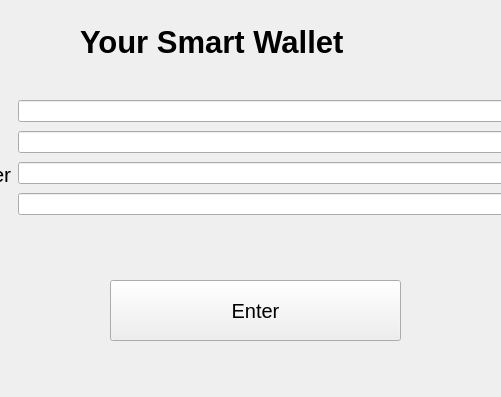
Above: WalletClient/mainwindow.ui from mirashanouda/SmartWallet before the change; both pictures show x 150 to 651 and y 0 to 397 of the 800 by 397 pixel window. Below: the same form after it.
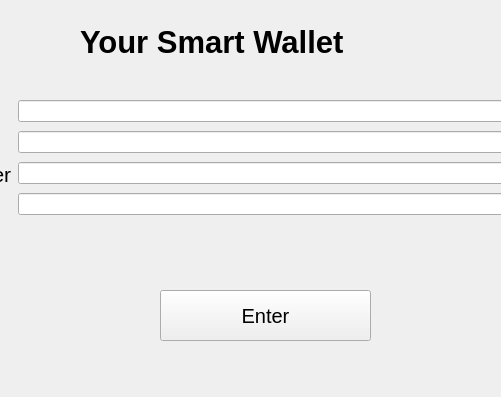
That is the form after the change.

```diff
--- a/WalletClient/mainwindow.ui
+++ b/WalletClient/mainwindow.ui
@@ -121,7 +121,7 @@
      <rect>
       <x>230</x>
       <y>20</y>
-      <width>312</width>
+      <width>341</width>
       <height>44</height>
      </rect>
     </property>
@@ -146,18 +146,12 @@
    <widget class="QPushButton" name="pushButton">
     <property name="geometry">
      <rect>
-      <x>260</x>
-      <y>280</y>
-      <width>291</width>
-      <height>61</height>
+      <x>310</x>
+      <y>290</y>
+      <width>211</width>
+      <height>51</height>
      </rect>
     </property>
-    <property name="sizePolicy">
-     <sizepolicy hsizetype="Minimum" vsizetype="Preferred">
-      <horstretch>0</horstretch>
-      <verstretch>0</verstretch>
-     </sizepolicy>
-    </property>
     <property name="font">
      <font>
       <pointsize>15</pointsize>
```
